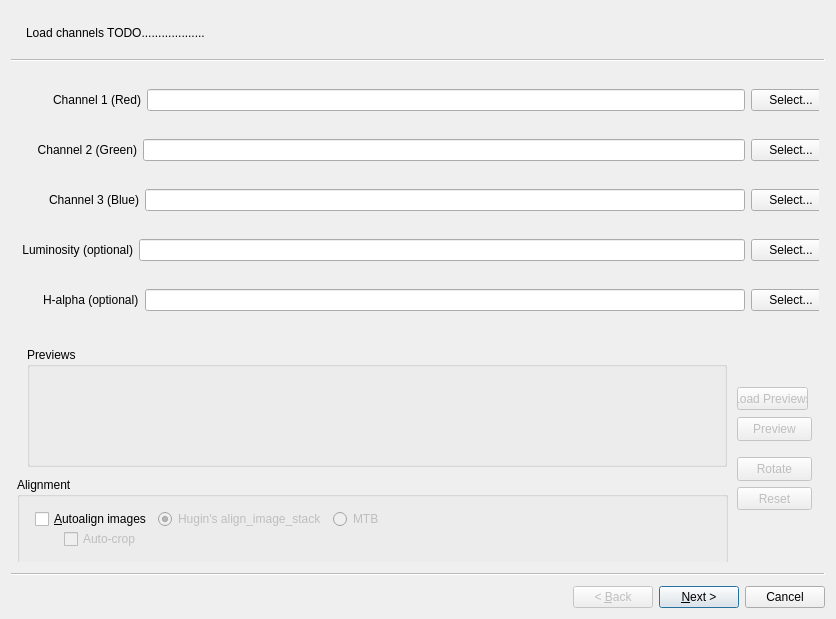
Old version of the form src/UI/FitsImporter.ui in the repository LuminanceHDR/LuminanceHDR.
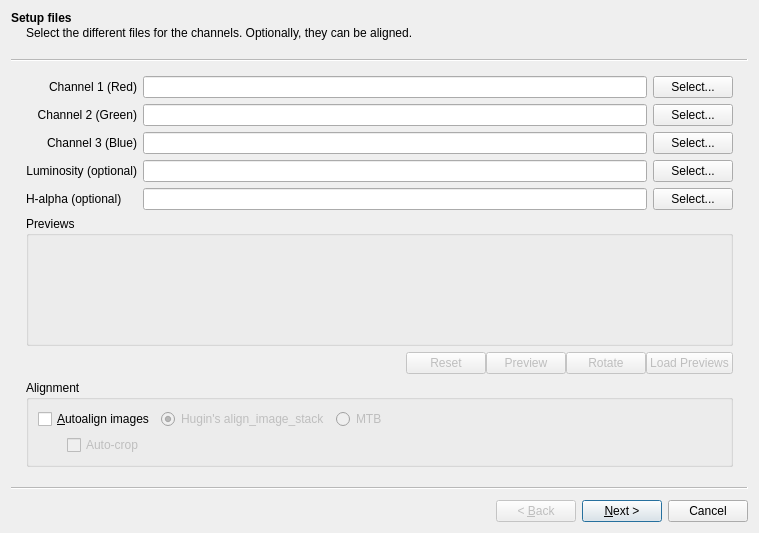
New version of the form. Icons and pictures are not drawn. Custom widgets are drawn as their Qt base class.

Commit message: [FITS] big UI polishing

```diff
--- a/src/UI/FitsImporter.ui
+++ b/src/UI/FitsImporter.ui
@@ -6,8 +6,8 @@
    <rect>
     <x>0</x>
     <y>0</y>
-    <width>836</width>
-    <height>619</height>
+    <width>759</width>
+    <height>505</height>
    </rect>
   </property>
   <property name="windowTitle">
@@ -18,113 +18,32 @@
     <normaloff>:/new/prefix1/images/applications-astronomy.png</normaloff>:/new/prefix1/images/applications-astronomy.png</iconset>
   </property>
   <widget class="ExtWizardPage" name="wizardPageLoadFiles">
+   <property name="title">
+    <string>Setup files</string>
+   </property>
    <property name="subTitle">
-    <string>Load channels TODO...................</string>
+    <string>Select the different files for the channels. Optionally, they can be aligned.</string>
    </property>
    <attribute name="pageId">
     <string notr="true">21</string>
    </attribute>
-   <widget class="QWidget" name="layoutWidget">
-    <property name="geometry">
-     <rect>
-      <x>0</x>
-      <y>0</y>
-      <width>814</width>
-      <height>268</height>
-     </rect>
-    </property>
-    <layout class="QGridLayout" name="gridLayout">
+   <layout class="QGridLayout" name="gridLayout_4" columnstretch="0,1,0,0,0">
+    <item row="4" column="1">
+     <widget class="QLineEdit" name="lineEditH">
+      <property name="readOnly">
+       <bool>true</bool>
+      </property>
+     </widget>
+    </item>
      <item row="2" column="0">
-      <layout class="QHBoxLayout" name="horizontalLayout_23">
-       <item>
-        <spacer name="horizontalSpacer_8">
-         <property name="orientation">
-          <enum>Qt::Horizontal</enum>
-         </property>
-         <property name="sizeType">
-          <enum>QSizePolicy::Fixed</enum>
-         </property>
-         <property name="sizeHint" stdset="0">
-          <size>
-           <width>20</width>
-           <height>20</height>
-          </size>
-         </property>
-        </spacer>
-       </item>
-       <item>
-        <widget class="QLabel" name="label_2">
-         <property name="text">
-          <string>&lt;html&gt;&lt;head/&gt;&lt;body&gt;&lt;p align=&quot;right&quot;&gt;Channel 2 (Green)&lt;/p&gt;&lt;/body&gt;&lt;/html&gt;</string>
-         </property>
-        </widget>
-       </item>
-       <item>
-        <layout class="QVBoxLayout" name="verticalLayout_2">
-         <item>
-          <layout class="QHBoxLayout" name="horizontalLayout_2">
-           <item>
-            <widget class="QLineEdit" name="lineEditGreen">
-             <property name="readOnly">
-              <bool>true</bool>
-             </property>
-            </widget>
-           </item>
-           <item>
-            <widget class="QPushButton" name="pushButtonGreen">
-             <property name="text">
-              <string>Select...</string>
-             </property>
-             <property name="icon">
-              <iconset resource="../../icons.qrc">
-               <normaloff>:/new/prefix1/images/fileopen.png</normaloff>:/new/prefix1/images/fileopen.png</iconset>
-             </property>
-            </widget>
-           </item>
-          </layout>
-         </item>
-        </layout>
-       </item>
-      </layout>
-     </item>
-     <item row="3" column="0">
-      <layout class="QHBoxLayout" name="horizontalLayout_24">
-       <item>
-        <spacer name="horizontalSpacer_9">
-         <property name="orientation">
-          <enum>Qt::Horizontal</enum>
-         </property>
-         <property name="sizeType">
-          <enum>QSizePolicy::Fixed</enum>
-         </property>
-         <property name="sizeHint" stdset="0">
-          <size>
-           <width>32</width>
-           <height>20</height>
-          </size>
-         </property>
-        </spacer>
-       </item>
-       <item>
         <widget class="QLabel" name="label_3">
          <property name="text">
           <string>&lt;html&gt;&lt;head/&gt;&lt;body&gt;&lt;p align=&quot;right&quot;&gt;Channel 3 (Blue)&lt;/p&gt;&lt;/body&gt;&lt;/html&gt;</string>
          </property>
         </widget>
        </item>
-       <item>
-        <layout class="QVBoxLayout" name="verticalLayout_4">
-         <item>
-          <layout class="QHBoxLayout" name="horizontalLayout">
-           <item>
-            <widget class="QLineEdit" name="lineEditBlue">
-             <property name="readOnly">
-              <bool>true</bool>
-             </property>
-            </widget>
-           </item>
-           <item>
-            <widget class="QPushButton" name="pushButtonBlue">
+    <item row="1" column="2">
+     <widget class="QPushButton" name="pushButtonGreen">
              <property name="text">
               <string>Select...</string>
              </property>
@@ -134,98 +53,7 @@
              </property>
             </widget>
            </item>
-          </layout>
-         </item>
-        </layout>
-       </item>
-      </layout>
-     </item>
-     <item row="5" column="0">
-      <layout class="QHBoxLayout" name="horizontalLayout_25">
-       <item>
-        <spacer name="horizontalSpacer_11">
-         <property name="orientation">
-          <enum>Qt::Horizontal</enum>
-         </property>
-         <property name="sizeType">
-          <enum>QSizePolicy::Fixed</enum>
-         </property>
-         <property name="sizeHint" stdset="0">
-          <size>
-           <width>26</width>
-           <height>20</height>
-          </size>
-         </property>
-        </spacer>
-       </item>
-       <item>
-        <widget class="QLabel" name="label_8">
-         <property name="text">
-          <string>H-alpha (optional)</string>
-         </property>
-        </widget>
-       </item>
-       <item>
-        <layout class="QHBoxLayout" name="horizontalLayout_7">
-         <item>
-          <widget class="QLineEdit" name="lineEditH">
-           <property name="readOnly">
-            <bool>true</bool>
-           </property>
-          </widget>
-         </item>
-         <item>
-          <widget class="QPushButton" name="pushButtonH">
-           <property name="text">
-            <string>Select...</string>
-           </property>
-           <property name="icon">
-            <iconset resource="../../icons.qrc">
-             <normaloff>:/new/prefix1/images/fileopen.png</normaloff>:/new/prefix1/images/fileopen.png</iconset>
-           </property>
-          </widget>
-         </item>
-        </layout>
-       </item>
-      </layout>
-     </item>
-     <item row="1" column="0">
-      <layout class="QHBoxLayout" name="horizontalLayout_22">
-       <item>
-        <spacer name="horizontalSpacer_5">
-         <property name="orientation">
-          <enum>Qt::Horizontal</enum>
-         </property>
-         <property name="sizeType">
-          <enum>QSizePolicy::Fixed</enum>
-         </property>
-         <property name="sizeHint" stdset="0">
-          <size>
-           <width>36</width>
-           <height>20</height>
-          </size>
-         </property>
-        </spacer>
-       </item>
-       <item>
-        <widget class="QLabel" name="label">
-         <property name="text">
-          <string>&lt;html&gt;&lt;head/&gt;&lt;body&gt;&lt;p align=&quot;right&quot;&gt;Channel 1 (Red)&lt;/p&gt;&lt;/body&gt;&lt;/html&gt;</string>
-         </property>
-        </widget>
-       </item>
-       <item>
-        <layout class="QVBoxLayout" name="verticalLayout_3">
-         <item>
-          <layout class="QHBoxLayout" name="horizontalLayout_3">
-           <item>
-            <widget class="QLineEdit" name="lineEditRed">
-             <property name="readOnly">
-              <bool>true</bool>
-             </property>
-            </widget>
-           </item>
-           <item>
+    <item row="0" column="2">
             <widget class="QPushButton" name="pushButtonRed">
              <property name="text">
               <string>Select...</string>
@@ -236,47 +64,28 @@
              </property>
             </widget>
            </item>
-          </layout>
-         </item>
-        </layout>
-       </item>
-      </layout>
-     </item>
-     <item row="4" column="0">
-      <layout class="QHBoxLayout" name="horizontalLayout_21">
-       <item>
-        <spacer name="horizontalSpacer_10">
-         <property name="orientation">
-          <enum>Qt::Horizontal</enum>
-         </property>
-         <property name="sizeType">
-          <enum>QSizePolicy::Fixed</enum>
-         </property>
-         <property name="sizeHint" stdset="0">
-          <size>
-           <width>5</width>
-           <height>20</height>
-          </size>
-         </property>
-        </spacer>
-       </item>
-       <item>
+    <item row="3" column="0">
         <widget class="QLabel" name="label_5">
          <property name="text">
           <string>&lt;html&gt;&lt;head/&gt;&lt;body&gt;&lt;p align=&quot;right&quot;&gt;Luminosity (optional)&lt;/p&gt;&lt;/body&gt;&lt;/html&gt;</string>
          </property>
         </widget>
        </item>
-       <item>
-        <layout class="QHBoxLayout" name="horizontalLayout_5">
-         <item>
-          <widget class="QLineEdit" name="lineEditLuminosity">
-           <property name="readOnly">
-            <bool>true</bool>
+    <item row="4" column="0">
+     <widget class="QLabel" name="label_8">
+      <property name="text">
+       <string>H-alpha (optional)</string>
            </property>
           </widget>
          </item>
-         <item>
+    <item row="0" column="0">
+     <widget class="QLabel" name="label">
+      <property name="text">
+       <string>&lt;html&gt;&lt;head/&gt;&lt;body&gt;&lt;p align=&quot;right&quot;&gt;Channel 1 (Red)&lt;/p&gt;&lt;/body&gt;&lt;/html&gt;</string>
+      </property>
+     </widget>
+    </item>
+    <item row="3" column="2">
           <widget class="QPushButton" name="pushButtonLuminosity">
            <property name="text">
             <string>Select...</string>
@@ -287,71 +96,181 @@
            </property>
           </widget>
          </item>
-        </layout>
-       </item>
-      </layout>
-     </item>
-    </layout>
-   </widget>
-   <widget class="QGroupBox" name="grpPreviews">
-    <property name="geometry">
-     <rect>
-      <x>10</x>
-      <y>280</y>
-      <width>700</width>
-      <height>120</height>
-     </rect>
-    </property>
-    <property name="sizePolicy">
-     <sizepolicy hsizetype="Fixed" vsizetype="Preferred">
-      <horstretch>0</horstretch>
-      <verstretch>0</verstretch>
-     </sizepolicy>
-    </property>
-    <property name="minimumSize">
-     <size>
-      <width>150</width>
-      <height>0</height>
-     </size>
-    </property>
-    <property name="maximumSize">
-     <size>
-      <width>700</width>
-      <height>16777215</height>
-     </size>
-    </property>
-    <property name="title">
-     <string>Previews</string>
-    </property>
-    <layout class="QHBoxLayout" name="horizontalLayout_4">
+    <item row="3" column="1">
+     <widget class="QLineEdit" name="lineEditLuminosity">
+      <property name="readOnly">
+       <bool>true</bool>
+      </property>
+     </widget>
+    </item>
+    <item row="0" column="1">
+     <widget class="QLineEdit" name="lineEditRed">
+      <property name="readOnly">
+       <bool>true</bool>
+      </property>
+     </widget>
+    </item>
+    <item row="1" column="0">
+     <widget class="QLabel" name="label_2">
+      <property name="text">
+       <string>&lt;html&gt;&lt;head/&gt;&lt;body&gt;&lt;p align=&quot;right&quot;&gt;Channel 2 (Green)&lt;/p&gt;&lt;/body&gt;&lt;/html&gt;</string>
+      </property>
+     </widget>
+    </item>
+    <item row="2" column="2">
+     <widget class="QPushButton" name="pushButtonBlue">
+      <property name="text">
+       <string>Select...</string>
+      </property>
+      <property name="icon">
+       <iconset resource="../../icons.qrc">
+        <normaloff>:/new/prefix1/images/fileopen.png</normaloff>:/new/prefix1/images/fileopen.png</iconset>
+      </property>
+     </widget>
+    </item>
+    <item row="2" column="1">
+     <widget class="QLineEdit" name="lineEditBlue">
+      <property name="readOnly">
+       <bool>true</bool>
+      </property>
+     </widget>
+    </item>
+    <item row="1" column="1">
+     <widget class="QLineEdit" name="lineEditGreen">
+      <property name="readOnly">
+       <bool>true</bool>
+      </property>
+     </widget>
+    </item>
+    <item row="8" column="0" colspan="3">
+     <widget class="QWidget" name="widget" native="true">
+      <layout class="QGridLayout" name="gridLayout">
      <property name="margin">
       <number>0</number>
      </property>
-     <item>
-      <layout class="QHBoxLayout" name="verticalLayoutPreviews"/>
-     </item>
-    </layout>
-   </widget>
+       <property name="spacing">
+        <number>0</number>
+       </property>
+       <item row="0" column="2">
+        <widget class="QPushButton" name="pushButtonPreview">
+         <property name="enabled">
+          <bool>false</bool>
+         </property>
+         <property name="toolTip">
+          <string>Shows a larger preview of selected image</string>
+         </property>
+         <property name="text">
+          <string>Preview</string>
+         </property>
+         <property name="icon">
+          <iconset resource="../../icons.qrc">
+           <normaloff>:/new/prefix1/images/zoom-in.png</normaloff>:/new/prefix1/images/zoom-in.png</iconset>
+         </property>
+         <property name="checkable">
+          <bool>true</bool>
+         </property>
+         <property name="autoDefault">
+          <bool>false</bool>
+         </property>
+         <property name="default">
+          <bool>false</bool>
+         </property>
+        </widget>
+       </item>
+       <item row="0" column="1">
+        <widget class="QPushButton" name="pushButtonReset">
+         <property name="enabled">
+          <bool>false</bool>
+         </property>
+         <property name="text">
+          <string>Reset</string>
+         </property>
+        </widget>
+       </item>
+       <item row="0" column="4">
+        <widget class="QPushButton" name="pushButtonLoad">
+         <property name="enabled">
+          <bool>false</bool>
+         </property>
+         <property name="text">
+          <string>Load Previews</string>
+         </property>
+         <property name="icon">
+          <iconset resource="../../icons.qrc">
+           <normaloff>:/new/prefix1/images/apply.png</normaloff>:/new/prefix1/images/apply.png</iconset>
+         </property>
+         <property name="iconSize">
+          <size>
+           <width>20</width>
+           <height>20</height>
+          </size>
+         </property>
+         <property name="shortcut">
+          <string>Ctrl+R</string>
+         </property>
+         <property name="flat">
+          <bool>false</bool>
+         </property>
+        </widget>
+       </item>
+       <item row="0" column="3">
+        <widget class="QPushButton" name="pushButtonClockwise">
+         <property name="enabled">
+          <bool>false</bool>
+         </property>
+         <property name="toolTip">
+          <string>&lt;html&gt;&lt;head/&gt;&lt;body&gt;&lt;p&gt;Rotate selected image 180Â°&lt;/p&gt;&lt;/body&gt;&lt;/html&gt;</string>
+         </property>
+         <property name="text">
+          <string>Rotate</string>
+         </property>
+         <property name="icon">
+          <iconset resource="../../icons.qrc">
+           <normaloff>:/new/prefix1/images/rotate_right.png</normaloff>:/new/prefix1/images/rotate_right.png</iconset>
+         </property>
+        </widget>
+       </item>
+       <item row="0" column="0">
+        <spacer name="horizontalSpacer">
+         <property name="orientation">
+          <enum>Qt::Horizontal</enum>
+         </property>
+         <property name="sizeHint" stdset="0">
+          <size>
+           <width>40</width>
+           <height>20</height>
+          </size>
+         </property>
+        </spacer>
+       </item>
+      </layout>
+      <zorder>pushButtonReset</zorder>
+      <zorder>pushButtonReset</zorder>
+      <zorder>pushButtonPreview</zorder>
+      <zorder>pushButtonClockwise</zorder>
+      <zorder>pushButtonLoad</zorder>
+      <zorder>horizontalSpacer</zorder>
+     </widget>
+    </item>
+    <item row="10" column="0" rowspan="2" colspan="3">
    <widget class="QGroupBox" name="alignGroupBox">
     <property name="enabled">
      <bool>true</bool>
     </property>
-    <property name="geometry">
-     <rect>
-      <x>0</x>
-      <y>410</y>
-      <width>711</width>
-      <height>88</height>
-     </rect>
-    </property>
     <property name="title">
      <string>Alignment</string>
     </property>
     <layout class="QGridLayout" name="gridLayout_3">
      <item row="0" column="0">
       <layout class="QGridLayout" name="gridLayout1">
-       <property name="margin">
-        <number>6</number>
+         <property name="topMargin">
+          <number>0</number>
+         </property>
+         <property name="rightMargin">
+          <number>0</number>
+         </property>
+         <property name="bottomMargin">
+          <number>0</number>
        </property>
        <item row="5" column="1">
         <widget class="QCheckBox" name="autoCropCheckBox">
@@ -441,93 +360,46 @@
      </item>
     </layout>
    </widget>
-   <widget class="QPushButton" name="pushButtonPreview">
-    <property name="enabled">
-     <bool>false</bool>
-    </property>
-    <property name="geometry">
-     <rect>
-      <x>720</x>
-      <y>350</y>
-      <width>75</width>
-      <height>24</height>
-     </rect>
-    </property>
-    <property name="toolTip">
-     <string>Shows a larger preview of selected image</string>
-    </property>
+    </item>
+    <item row="4" column="2">
+     <widget class="QPushButton" name="pushButtonH">
     <property name="text">
-     <string>Preview</string>
+       <string>Select...</string>
     </property>
     <property name="icon">
      <iconset resource="../../icons.qrc">
-      <normaloff>:/new/prefix1/images/zoom-in.png</normaloff>:/new/prefix1/images/zoom-in.png</iconset>
-    </property>
-    <property name="checkable">
-     <bool>true</bool>
-    </property>
-    <property name="autoDefault">
-     <bool>false</bool>
-    </property>
-    <property name="default">
-     <bool>false</bool>
-    </property>
-   </widget>
-   <widget class="QPushButton" name="pushButtonClockwise">
-    <property name="enabled">
-     <bool>false</bool>
-    </property>
-    <property name="geometry">
-     <rect>
-      <x>720</x>
-      <y>390</y>
-      <width>75</width>
-      <height>24</height>
-     </rect>
-    </property>
-    <property name="toolTip">
-     <string>&lt;html&gt;&lt;head/&gt;&lt;body&gt;&lt;p&gt;Rotate selected image 180Â°&lt;/p&gt;&lt;/body&gt;&lt;/html&gt;</string>
-    </property>
-    <property name="text">
-     <string>Rotate</string>
-    </property>
-    <property name="icon">
-     <iconset resource="../../icons.qrc">
-      <normaloff>:/new/prefix1/images/rotate_right.png</normaloff>:/new/prefix1/images/rotate_right.png</iconset>
-    </property>
-   </widget>
-   <widget class="QPushButton" name="pushButtonLoad">
-    <property name="enabled">
-     <bool>false</bool>
-    </property>
-    <property name="geometry">
-     <rect>
-      <x>720</x>
-      <y>320</y>
-      <width>71</width>
-      <height>23</height>
-     </rect>
-    </property>
-    <property name="text">
-     <string>Load Previews</string>
-    </property>
-   </widget>
-   <widget class="QPushButton" name="pushButtonReset">
-    <property name="enabled">
-     <bool>false</bool>
-    </property>
-    <property name="geometry">
-     <rect>
-      <x>720</x>
-      <y>420</y>
-      <width>75</width>
-      <height>23</height>
-     </rect>
-    </property>
-    <property name="text">
-     <string>Reset</string>
-    </property>
-   </widget>
+        <normaloff>:/new/prefix1/images/fileopen.png</normaloff>:/new/prefix1/images/fileopen.png</iconset>
+      </property>
+     </widget>
+    </item>
+    <item row="5" column="0" rowspan="3" colspan="3">
+     <widget class="QGroupBox" name="grpPreviews">
+      <property name="sizePolicy">
+       <sizepolicy hsizetype="MinimumExpanding" vsizetype="Preferred">
+        <horstretch>0</horstretch>
+        <verstretch>0</verstretch>
+       </sizepolicy>
+      </property>
+      <property name="minimumSize">
+       <size>
+        <width>700</width>
+        <height>130</height>
+       </size>
+      </property>
+      <property name="title">
+       <string>Previews</string>
+      </property>
+      <layout class="QHBoxLayout" name="horizontalLayout_4">
+       <property name="margin">
+        <number>0</number>
+       </property>
+       <item>
+        <layout class="QHBoxLayout" name="verticalLayoutPreviews"/>
+       </item>
+      </layout>
+     </widget>
+    </item>
+   </layout>
   </widget>
   <widget class="ExtWizardPage" name="wizardPageAlignment">
    <property name="title">
```
Left out of the diff: 1012 changed lines with no effect on the pictures. Lines whose indentation alone changed are shown as unchanged.
